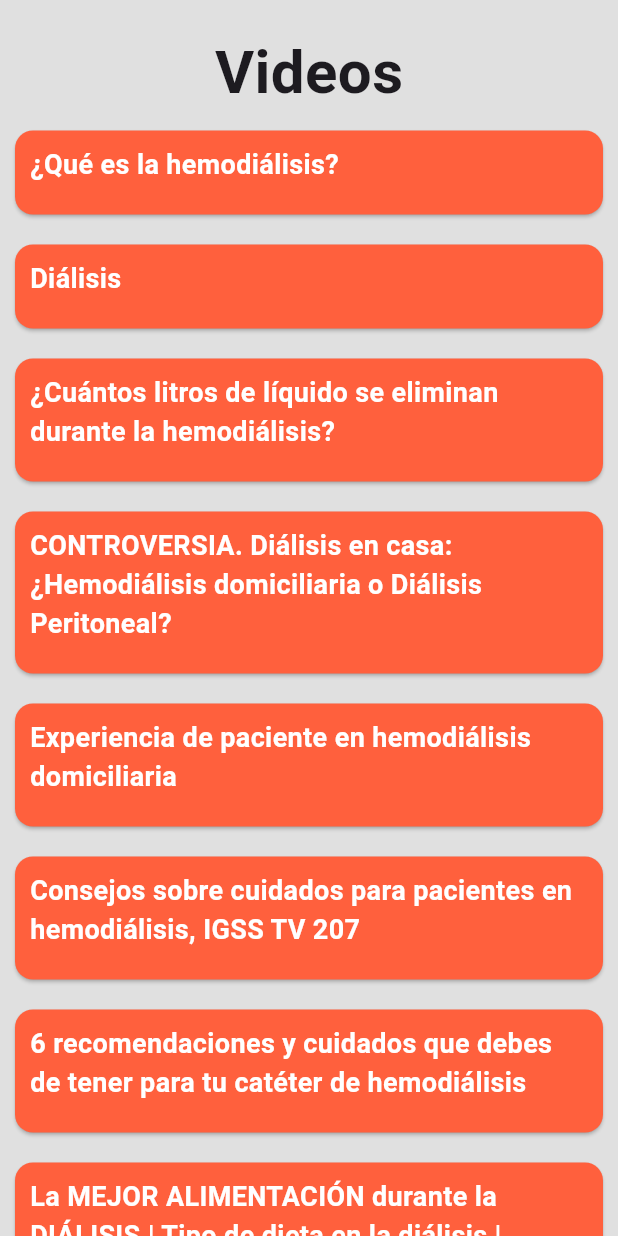
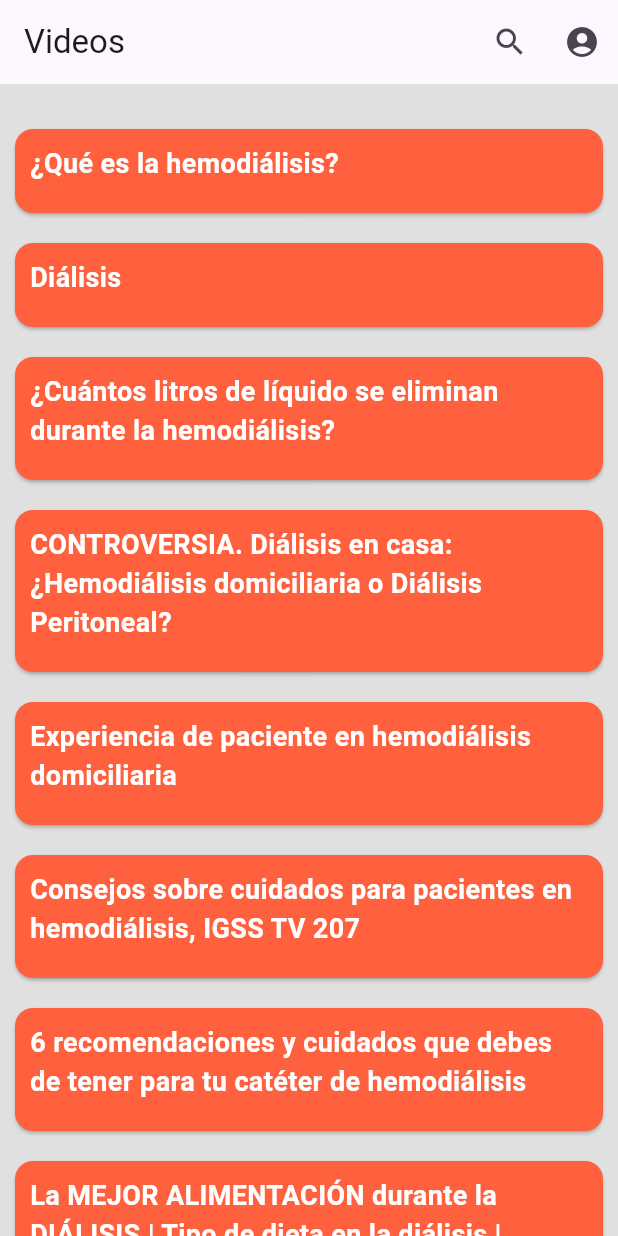
Before and after one commit to robertogarciia/Kidney-Project-Flutter, a Flutter app: the screen it shows after launch, on a phone screen of 412 x 824 dp. Run offline on Flutter 3.47's test engine with Material 3 defaults, Android fonts, the light colour scheme and no system bars; our stand-ins replace cloud_firestore, firebase_core, youtube_player_flutter; accounts and stored records are empty.

Commit message:
videos edited

```diff
--- a/lib/pages/videos_principal_page.dart
+++ b/lib/pages/videos_principal_page.dart
@@ -2,6 +2,7 @@ import 'package:flutter/material.dart';
 import 'package:kidneyproject/pages/sign_in_page.dart';
 import 'package:kidneyproject/pages/sign_Up_Choose.dart';
 import 'package:kidneyproject/components/video_card.dart';
+import 'package:kidneyproject/components/custom_search_delegate.dart';
 
 class Videos extends StatelessWidget {
   const Videos({Key? key}) : super(key: key);
@@ -24,6 +25,26 @@ class Videos extends StatelessWidget {
   Widget build(BuildContext context) {
     return Scaffold(
       backgroundColor: Colors.grey[300],
+      appBar: AppBar(
+        title: Text('Videos'),
+        actions: [
+          IconButton(
+            icon: Icon(Icons.search),
+            onPressed: () {
+              showSearch(
+                context: context,
+                delegate: CustomSearchDelegate(), // Reemplaza CustomSearchDelegate con tu propia implementación de la clase SearchDelegate
+              );
+            },
+          ),
+          IconButton(
+            icon: Icon(Icons.account_circle),
+            onPressed: () {
+              // Implementa aquí la navegación al perfil del usuario
+            },
+          ),
+        ],
+      ),
       body: const SafeArea(
         child: SingleChildScrollView(
           child: Center(
@@ -31,14 +52,6 @@ class Videos extends StatelessWidget {
               children: <Widget>[
                 SizedBox(
                   height: 20,
-                ),
-                // Text per al títol de la pàgina
-                Text(
-                  'Videos',
-                  style: TextStyle(
-                    fontSize: 40,
-                    fontWeight: FontWeight.bold,
-                  ),
                 ),
                 // Afegim la targeta del vídeo
                 VideoCard(videoUrl: 'https://www.youtube.com/watch?v=3hQdl9lRYL0&t=56s', videoTitle: '¿Qué es la hemodiálisis?'),
```
Also changed, not shown: lib/components/custom_search_delegate.dart (added, +56 -0 lines).
